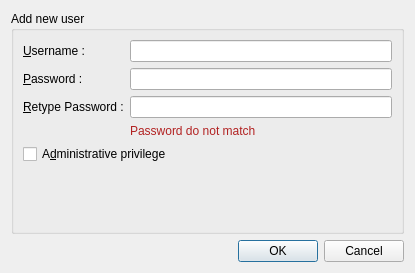
First picture: the form in app/ui/forms/user_form.ui, repository enwawerueli/footprints, before the edit.
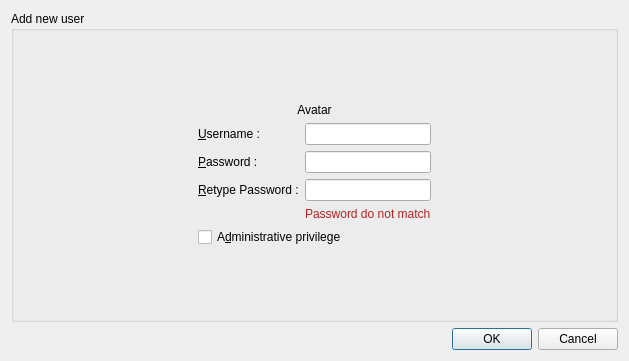
Second picture: the form after the edit.

Diff of the .ui file:
```diff
--- a/app/ui/forms/user_form.ui
+++ b/app/ui/forms/user_form.ui
@@ -6,8 +6,8 @@
    <rect>
     <x>0</x>
     <y>0</y>
-    <width>415</width>
-    <height>273</height>
+    <width>629</width>
+    <height>361</height>
    </rect>
   </property>
   <property name="windowTitle">
@@ -19,7 +19,47 @@
      <property name="title">
       <string>Add new user</string>
      </property>
+     <layout class="QVBoxLayout" name="verticalLayout_3">
+      <item>
+       <layout class="QHBoxLayout" name="horizontalLayout">
+        <item>
+         <spacer name="horizontalSpacer">
+          <property name="orientation">
+           <enum>Qt::Horizontal</enum>
+          </property>
+          <property name="sizeHint" stdset="0">
+           <size>
+            <width>40</width>
+            <height>20</height>
+           </size>
+          </property>
+         </spacer>
+        </item>
+        <item>
      <layout class="QVBoxLayout" name="verticalLayout_2">
+          <item>
+           <spacer name="verticalSpacer">
+            <property name="orientation">
+             <enum>Qt::Vertical</enum>
+            </property>
+            <property name="sizeHint" stdset="0">
+             <size>
+              <width>20</width>
+              <height>18</height>
+             </size>
+            </property>
+           </spacer>
+          </item>
+          <item>
+           <widget class="QLabel" name="avatar_lb">
+            <property name="text">
+             <string>Avatar</string>
+            </property>
+            <property name="alignment">
+             <set>Qt::AlignCenter</set>
+            </property>
+           </widget>
+          </item>
       <item>
        <layout class="QFormLayout" name="formLayout">
         <item row="0" column="0">
@@ -89,17 +129,34 @@
        </widget>
       </item>
       <item>
-       <spacer name="verticalSpacer">
+           <spacer name="verticalSpacer_2">
         <property name="orientation">
          <enum>Qt::Vertical</enum>
         </property>
         <property name="sizeHint" stdset="0">
          <size>
           <width>20</width>
-          <height>14</height>
+              <height>19</height>
          </size>
         </property>
        </spacer>
+          </item>
+         </layout>
+        </item>
+        <item>
+         <spacer name="horizontalSpacer_2">
+          <property name="orientation">
+           <enum>Qt::Horizontal</enum>
+          </property>
+          <property name="sizeHint" stdset="0">
+           <size>
+            <width>40</width>
+            <height>20</height>
+           </size>
+          </property>
+         </spacer>
+        </item>
+       </layout>
       </item>
      </layout>
     </widget>
```
Left out of the diff: 12 changed lines with no effect on the pictures. Lines whose indentation alone changed are shown as unchanged.
